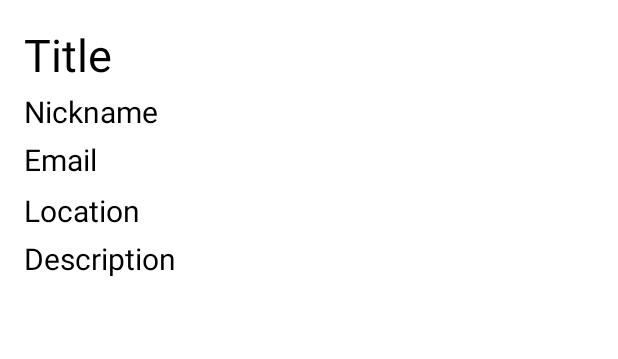
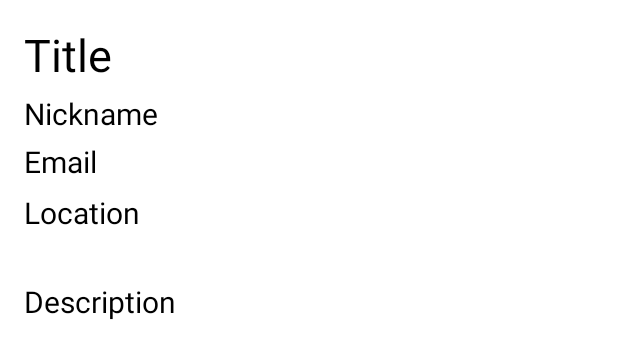
Before and after one commit to TheGreatRandall/unitrade, an Android app: the layout all_item.xml on its own in the app's theme, with its tools: preview values and no code run, on a phone screen of 412 x 824 dp. Shown: the top 359 px of the screen. Run offline under Robolectric (Android 15) with nearby library versions, the phone set to English and light mode, and no system bars.

Commit message:
Fixed previous page bug

```diff
--- a/app/src/main/java/com/osu/unitrade/fragment/AllListingFragment.java
+++ b/app/src/main/java/com/osu/unitrade/fragment/AllListingFragment.java
@@ -247,7 +247,7 @@ public class AllListingFragment extends Fragment {
             public void onDataChange(@NonNull DataSnapshot snapshot) {
                 boolean connected = snapshot.getValue(Boolean.class);
                 if (connected) {
-                    database.orderByKey().endBefore(firstPostId).limitToFirst(5).addListenerForSingleValueEvent(new ValueEventListener() {
+                    database.orderByKey().endBefore(firstPostId).limitToLast(5).addListenerForSingleValueEvent(new ValueEventListener() {
                         @Override
                         public void onDataChange(@NonNull DataSnapshot snapshot) {
                             list.clear();
--- a/app/src/main/res/layout/all_item.xml
+++ b/app/src/main/res/layout/all_item.xml
@@ -10,8 +10,8 @@
 
     <TextView
         android:id="@+id/location"
-        android:layout_width="355dp"
-        android:layout_height="32dp"
+        android:layout_width="357dp"
+        android:layout_height="59dp"
         android:text="@string/location"
         android:textColor="@color/black"
         android:textSize="20sp"
```
